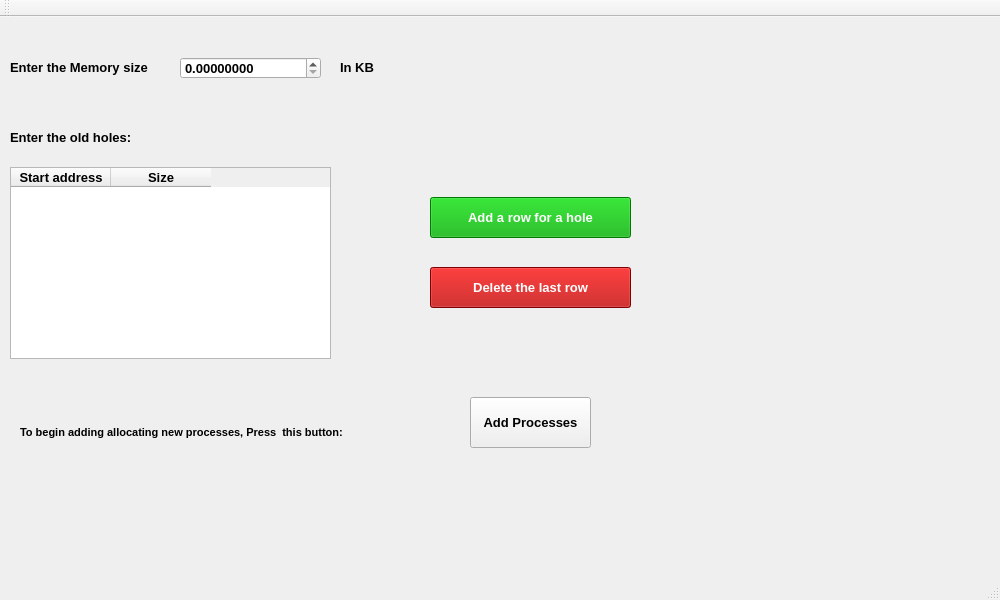
Above: window1.ui from Salmasherif33/Memory-Allocation-using-Segmentation before the change. Below: the same form after it.
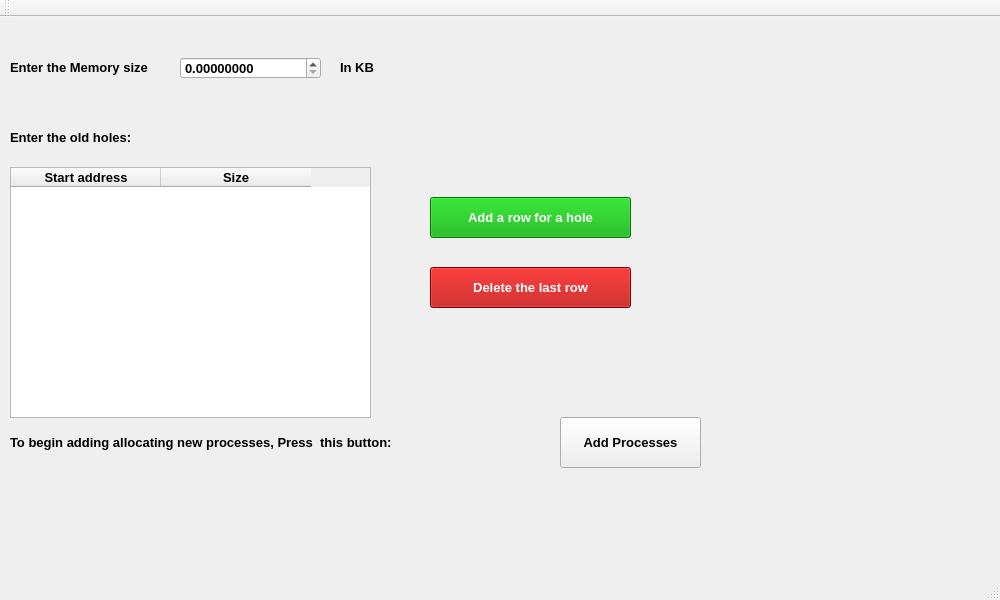
That is the form after the change.

Commit message: multiple screens

The edit to the form file:
```diff
--- a/window1.ui
+++ b/window1.ui
@@ -111,19 +111,36 @@
      <rect>
       <x>10</x>
       <y>150</y>
-      <width>321</width>
-      <height>192</height>
+      <width>361</width>
+      <height>251</height>
      </rect>
     </property>
+    <attribute name="horizontalHeaderDefaultSectionSize">
+     <number>150</number>
+    </attribute>
     <column>
      <property name="text">
       <string>Start address</string>
      </property>
+     <property name="font">
+      <font>
+       <pointsize>10</pointsize>
+       <weight>75</weight>
+       <bold>true</bold>
+      </font>
+     </property>
     </column>
     <column>
      <property name="text">
       <string>Size</string>
      </property>
+     <property name="font">
+      <font>
+       <pointsize>10</pointsize>
+       <weight>75</weight>
+       <bold>true</bold>
+      </font>
+     </property>
     </column>
    </widget>
    <widget class="QPushButton" name="add_hole_pushButton">
@@ -211,9 +228,9 @@
    <widget class="QPushButton" name="add_old_processes_pushButton">
     <property name="geometry">
      <rect>
-      <x>470</x>
-      <y>380</y>
-      <width>121</width>
+      <x>560</x>
+      <y>400</y>
+      <width>141</width>
       <height>51</height>
      </rect>
     </property>
@@ -224,9 +241,9 @@
    <widget class="QLabel" name="label_4">
     <property name="geometry">
      <rect>
-      <x>20</x>
-      <y>380</y>
-      <width>351</width>
+      <x>10</x>
+      <y>390</y>
+      <width>611</width>
       <height>71</height>
      </rect>
     </property>
@@ -238,7 +255,7 @@
     </property>
     <property name="font">
      <font>
-      <pointsize>8</pointsize>
+      <pointsize>10</pointsize>
       <weight>75</weight>
       <italic>false</italic>
       <bold>true</bold>
```
Left out of the diff: 2 changed lines with no effect on the pictures. The commit also changes 4 other files.
